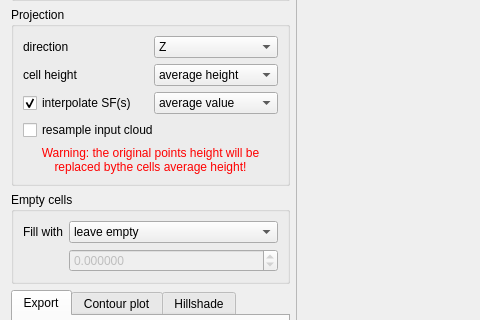
Above: qCC/ui_templates/rasterizeDlg.ui from CloudCompare/CloudCompare before the change; both pictures show x 0 to 480 and y 251 to 571 of the 1000 by 812 pixel window. Below: the same form after it.
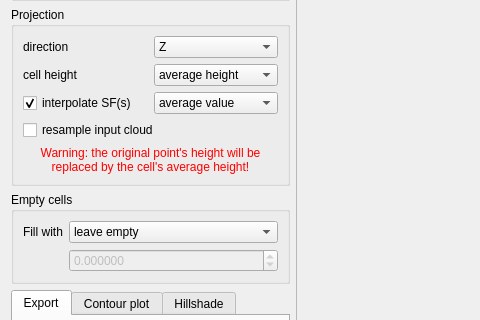
That is the form after the change.

```diff
--- a/qCC/ui_templates/rasterizeDlg.ui
+++ b/qCC/ui_templates/rasterizeDlg.ui
@@ -313,8 +313,8 @@
             <string notr="true">color:red;</string>
            </property>
            <property name="text">
-            <string>Warning: the original points height will be
-replaced bythe cells average height!</string>
+            <string>Warning: the original point's height will be
+replaced by the cell's average height!</string>
            </property>
            <property name="alignment">
             <set>Qt::AlignCenter</set>
```
